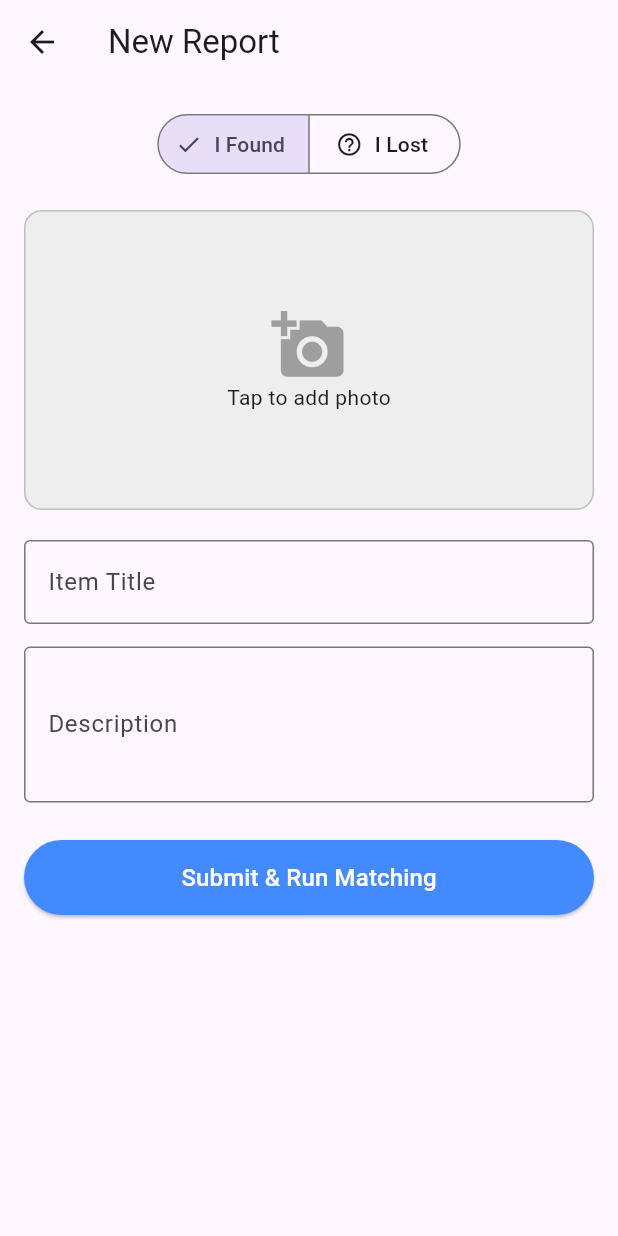
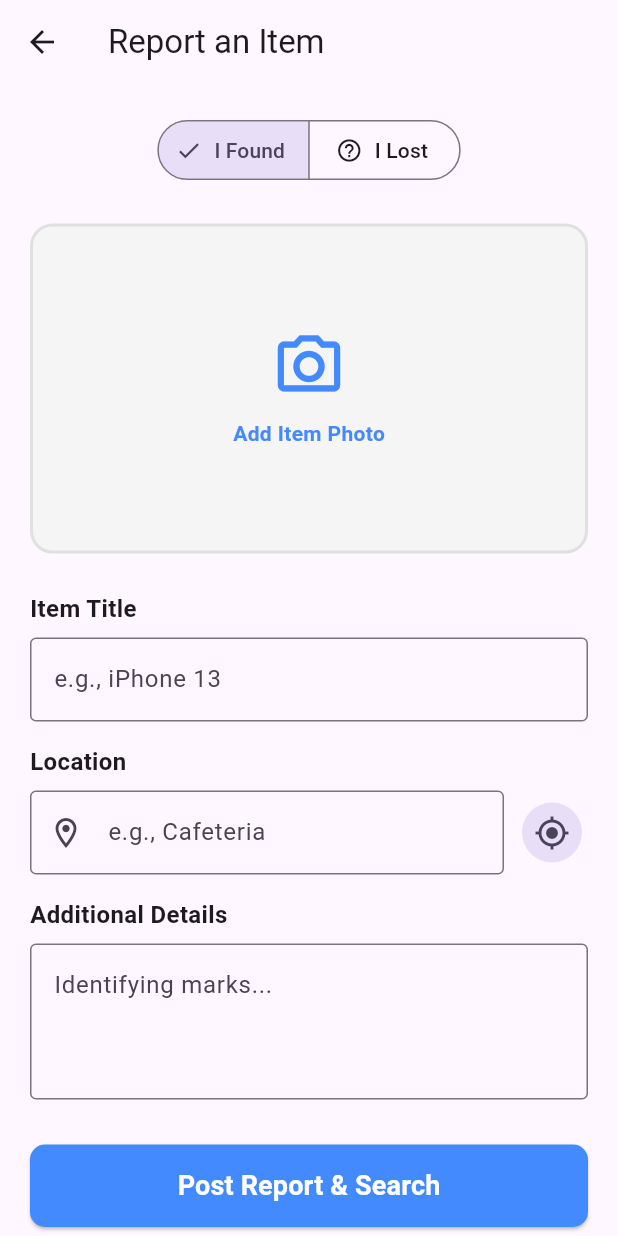
Before and after one commit to colkitycolk/lost_and_found_project, a Flutter app: the ReportScreen screen opened by its route, on a phone screen of 412 x 824 dp. Run offline on Flutter 3.47's test engine with Material 3 defaults, Android fonts, the phone set to English and light mode, and no system bars; our stand-ins replace geolocator, image_picker, supabase_flutter; accounts and stored records are empty.

Commit message:
Added location feature

```diff
--- a/lib/models/item_model.dart
+++ b/lib/models/item_model.dart
@@ -5,7 +5,10 @@ class ItemModel {
   final String imageUrl;
   final String type;
   final String userId;
-  final String status; // <--- Add this
+  final String status;
+  final String? locationName; // New
+  final double? latitude;    // New
+  final double? longitude;   // New
 
   ItemModel({
     required this.id,
@@ -14,7 +17,10 @@ class ItemModel {
     required this.imageUrl,
     required this.type,
     required this.userId,
-    required this.status, // <--- Add this
+    required this.status,
+    this.locationName,
+    this.latitude,
+    this.longitude,
   });
 
   factory ItemModel.fromMap(Map<String, dynamic> map) {
@@ -25,7 +31,10 @@ class ItemModel {
       imageUrl: map['image_url'] ?? '',
       type: map['type'] ?? 'found',
       userId: map['user_id'] ?? '',
-      status: map['status'] ?? 'active', // <--- Add this
+      status: map['status'] ?? 'active',
+      locationName: map['location_name'],
+      latitude: map['latitude']?.toDouble(),
+      longitude: map['longitude']?.toDouble(),
     );
   }
 }
--- a/lib/views/report_screen.dart
+++ b/lib/views/report_screen.dart
@@ -1,6 +1,7 @@
 import 'dart:io';
 import 'package:flutter/material.dart';
 import 'package:image_picker/image_picker.dart';
+//import 'package:geolocator/geolocator.dart';
 import '../services/supabase_service.dart';
 import '../models/item_model.dart';
 import 'details_screen.dart';
@@ -15,12 +16,24 @@ class ReportScreen extends StatefulWidget {
 class _ReportScreenState extends State<ReportScreen> {
   final _titleController = TextEditingController();
   final _descController = TextEditingController();
+  final _locationController = TextEditingController();
   final _service = SupabaseService();
 
-  // NEW: Track if reporting a Lost or Found item
   String _itemType = 'found';
   File? _selectedImage;
   bool _isUploading = false;
+
+  // NEW: Coordinates state
+  double? _lat;
+  double? _lng;
+
+  @override
+  void dispose() {
+    _titleController.dispose();
+    _descController.dispose();
+    _locationController.dispose();
+    super.dispose();
+  }
 
   Future<void> _pickImage() async {
     final picker = ImagePicker();
@@ -36,15 +49,54 @@ class _ReportScreenState extends State<ReportScreen> {
     }
   }
 
-  // NEW: Show matches in a professional dialog
+  // NEW: Get current GPS coordinates
+  Future<void> _getCurrentLocation() async {
+    setState(() => _isUploading = true);
+    try {
+      final position = await _service.getCurrentPosition();
+      if (position != null) {
+        setState(() {
+          _lat = position.latitude;
+          _lng = position.longitude;
+          _locationController.text = "GPS Coordinates Attached";
+        });
+        if (mounted) {
+          ScaffoldMessenger.of(context).showSnackBar(
+            const SnackBar(content: Text("Location captured successfully!")),
+          );
+        }
+      } else {
+        if (mounted) {
+          ScaffoldMessenger.of(context).showSnackBar(
+            const SnackBar(content: Text("Could not get location. Check permissions.")),
+          );
+        }
+      }
+    } catch (e) {
+      if (mounted) {
+        ScaffoldMessenger.of(context).showSnackBar(
+          SnackBar(content: Text("Location error: $e")),
+        );
+      }
+    } finally {
+      if (mounted) setState(() => _isUploading = false);
+    }
+  }
+
   void _showMatchDialog(List<ItemModel> matches) {
     showDialog(
       context: context,
+      barrierDismissible: false,
       builder: (context) => AlertDialog(
-        title: Text("${matches.length} Potential Matches Found!"),
+        title: Row(
+          children: [
+            const Icon(Icons.auto_awesome, color: Colors.amber),
+            const SizedBox(width: 10),
+            Expanded(child: Text("${matches.length} Matches Found!")),
+          ],
+        ),
         content: SizedBox(
           width: double.maxFinite,
-          // Using a ListView inside the dialog for multiple candidates
           child: ListView.separated(
             shrinkWrap: true,
             itemCount: matches.length,
@@ -52,26 +104,17 @@ class _ReportScreenState extends State<ReportScreen> {
             itemBuilder: (context, index) {
               final match = matches[index];
               return ListTile(
-                leading: Image.network(
-                  match.imageUrl,
-                  width: 50,
-                  fit: BoxFit.cover,
+                leading: ClipRRect(
+                  borderRadius: BorderRadius.circular(4),
+                  child: Image.network(match.imageUrl, width: 50, height: 50, fit: BoxFit.cover),
                 ),
-                title: Text(match.title),
-                subtitle: Text(
-                  match.description,
-                  maxLines: 1,
-                  overflow: TextOverflow.ellipsis,
+                title: Text(match.title, style: const TextStyle(fontWeight: FontWeight.bold)),
+                subtitle: Text(match.locationName ?? "Unknown Location", maxLines: 1),
+                trailing: const Icon(Icons.chevron_right),
+                onTap: () => Navigator.push(
+                  context,
+                  MaterialPageRoute(builder: (context) => DetailsScreen(item: match)),
                 ),
-                trailing: const Icon(Icons.chevron_right),
-                onTap: () {
-                  Navigator.push(
-                    context,
-                    MaterialPageRoute(
-                      builder: (context) => DetailsScreen(item: match),
-                    ),
-                  );
-                },
               );
             },
           ),
@@ -79,8 +122,8 @@ class _ReportScreenState extends State<ReportScreen> {
         actions: [
           TextButton(
             onPressed: () {
-              Navigator.pop(context); // Close dialog
-              Navigator.pop(context); // Go Home
+              Navigator.pop(context);
+              Navigator.pop(context, true);
             },
             child: const Text("None of these are mine"),
           ),
@@ -100,38 +143,38 @@ class _ReportScreenState extends State<ReportScreen> {
     setState(() => _isUploading = true);
 
     try {
-      // 1. Add the item to the database
+      // 1. ADD ITEM TO DB (Includes Location String + GPS)
       await _service.addItem(
         title: _titleController.text.trim(),
         description: _descController.text.trim(),
         imageFile: _selectedImage!,
-        type: _itemType, // New parameter
+        type: _itemType,
+        locationName: _locationController.text.trim(),
+        lat: _lat, // GPS Latitude
+        lng: _lng, // GPS Longitude
       );
 
-      // 2. RUN THE ALGORITHM: Check for matches
+      // 2. RUN MATCHING
       final matches = await _service.findMatches(
         _titleController.text.trim(),
         _itemType,
+        _locationController.text.trim(),
       );
 
       if (mounted) {
         if (matches.isNotEmpty) {
           _showMatchDialog(matches);
         } else {
-          Navigator.pop(context);
+          Navigator.pop(context, true);
           ScaffoldMessenger.of(context).showSnackBar(
-            const SnackBar(
-              content: Text(
-                'Reported successfully! No immediate matches found.',
-              ),
-            ),
+            const SnackBar(content: Text('Reported successfully!')),
           );
         }
       }
     } catch (e) {
-      ScaffoldMessenger.of(
-        context,
-      ).showSnackBar(SnackBar(content: Text('Upload failed: $e')));
+      if (mounted) {
+        ScaffoldMessenger.of(context).showSnackBar(SnackBar(content: Text('Upload failed: $e')));
+      }
     } finally {
       if (mounted) setState(() => _isUploading = false);
     }
@@ -140,95 +183,103 @@ class _ReportScreenState extends State<ReportScreen> {
   @override
   Widget build(BuildContext context) {
     return Scaffold(
-      appBar: AppBar(title: const Text('New Report')),
+      appBar: AppBar(title: const Text('Report an Item')),
       body: SingleChildScrollView(
-        padding: const EdgeInsets.all(16.0),
+        padding: const EdgeInsets.all(20.0),
         child: Column(
+          crossAxisAlignment: CrossAxisAlignment.start,
           children: [
-            // NEW: Segmented Control to choose Lost vs Found
-            SegmentedButton<String>(
+            Center(
+              child: SegmentedButton<String>(
                 segments: const [
-                ButtonSegment(
-                  value: 'found',
-                  label: Text('I Found'),
-                  icon: Icon(Icons.check_circle_outline),
-                ),
-                ButtonSegment(
-                  value: 'lost',
-                  label: Text('I Lost'),
-                  icon: Icon(Icons.help_outline),
-                ),
+                  ButtonSegment(value: 'found', label: Text('I Found'), icon: Icon(Icons.check_circle_outline)),
+                  ButtonSegment(value: 'lost', label: Text('I Lost'), icon: Icon(Icons.help_outline)),
                 ],
                 selected: {_itemType},
-              onSelectionChanged: (newSelection) {
-                setState(() => _itemType = newSelection.first);
-              },
+                onSelectionChanged: (newSelection) => setState(() => _itemType = newSelection.first),
               ),
-            const SizedBox(height: 20),
+            ),
+            const SizedBox(height: 25),
 
-            // Image Preview Area
             GestureDetector(
               onTap: _pickImage,
               child: Container(
-                height: 200,
+                height: 220,
                 width: double.infinity,
                 decoration: BoxDecoration(
-                  color: Colors.grey[200],
-                  borderRadius: BorderRadius.circular(12),
-                  border: Border.all(color: Colors.grey[400]!),
+                  color: Colors.grey[100],
+                  borderRadius: BorderRadius.circular(15),
+                  border: Border.all(color: Colors.grey[300]!, width: 2),
                 ),
                 child: _selectedImage != null
                     ? ClipRRect(
-                        borderRadius: BorderRadius.circular(12),
+                        borderRadius: BorderRadius.circular(13),
                         child: Image.file(_selectedImage!, fit: BoxFit.cover),
                       )
                     : const Column(
                         mainAxisAlignment: MainAxisAlignment.center,
                         children: [
-                          Icon(Icons.add_a_photo, size: 50, color: Colors.grey),
-                          Text('Tap to add photo'),
+                          Icon(Icons.camera_alt_outlined, size: 50, color: Colors.blueAccent),
+                          SizedBox(height: 10),
+                          Text('Add Item Photo', style: TextStyle(color: Colors.blueAccent, fontWeight: FontWeight.bold)),
                         ],
                       ),
               ),
             ),
-            const SizedBox(height: 20),
+            const SizedBox(height: 25),
 
+            _buildLabel("Item Title"),
             TextField(
               controller: _titleController,
+              decoration: const InputDecoration(hintText: 'e.g., iPhone 13', border: OutlineInputBorder()),
+            ),
+            const SizedBox(height: 15),
+
+            _buildLabel("Location"),
+            Row(
+              children: [
+                Expanded(
+                  child: TextField(
+                    controller: _locationController,
                     decoration: const InputDecoration(
-                labelText: 'Item Title',
-                hintText: 'e.g., iPhone 13, Car Keys',
+                      hintText: 'e.g., Cafeteria',
+                      prefixIcon: Icon(Icons.location_on_outlined),
                       border: OutlineInputBorder(),
                     ),
                   ),
+                ),
+                const SizedBox(width: 8),
+                // NEW: GPS Toggle Button
+                IconButton.filledTonal(
+                  onPressed: _isUploading ? null : _getCurrentLocation,
+                  icon: const Icon(Icons.my_location),
+                  tooltip: "Get Current GPS",
+                ),
+              ],
+            ),
             const SizedBox(height: 15),
 
+            _buildLabel("Additional Details"),
             TextField(
               controller: _descController,
               maxLines: 3,
-              decoration: const InputDecoration(
-                labelText: 'Description',
-                hintText: 'Where was it lost/found?',
-                border: OutlineInputBorder(),
+              decoration: const InputDecoration(hintText: 'Identifying marks...', border: OutlineInputBorder()),
             ),
-            ),
-            const SizedBox(height: 25),
+            const SizedBox(height: 30),
 
             SizedBox(
               width: double.infinity,
-              height: 50,
+              height: 55,
               child: ElevatedButton(
                 onPressed: _isUploading ? null : _submitReport,
                 style: ElevatedButton.styleFrom(
                   backgroundColor: Colors.blueAccent,
                   foregroundColor: Colors.white,
+                  shape: RoundedRectangleBorder(borderRadius: BorderRadius.circular(10)),
                 ),
                 child: _isUploading
                     ? const CircularProgressIndicator(color: Colors.white)
-                    : const Text(
-                        'Submit & Run Matching',
-                        style: TextStyle(fontSize: 16),
-                      ),
+                    : const Text('Post Report & Search', style: TextStyle(fontSize: 18, fontWeight: FontWeight.bold)),
               ),
             ),
           ],
@@ -236,4 +287,11 @@ class _ReportScreenState extends State<ReportScreen> {
       ),
     );
   }
+
+  Widget _buildLabel(String text) {
+    return Padding(
+      padding: const EdgeInsets.only(bottom: 8.0),
+      child: Text(text, style: const TextStyle(fontWeight: FontWeight.bold, fontSize: 16)),
+    );
   }
+}
--- a/pubspec.yaml
+++ b/pubspec.yaml
@@ -12,6 +12,7 @@ dependencies:
   supabase_flutter: ^2.0.2
   image_picker: ^1.0.7
   http: ^1.2.0
+  geolocator: ^14.0.2
 
 dev_dependencies:
   flutter_test:
```
Also changed, not shown: lib/services/supabase_service.dart (+47 -10 lines), pubspec.lock, 6 other files. Lines whose indentation alone changed are shown as unchanged.
